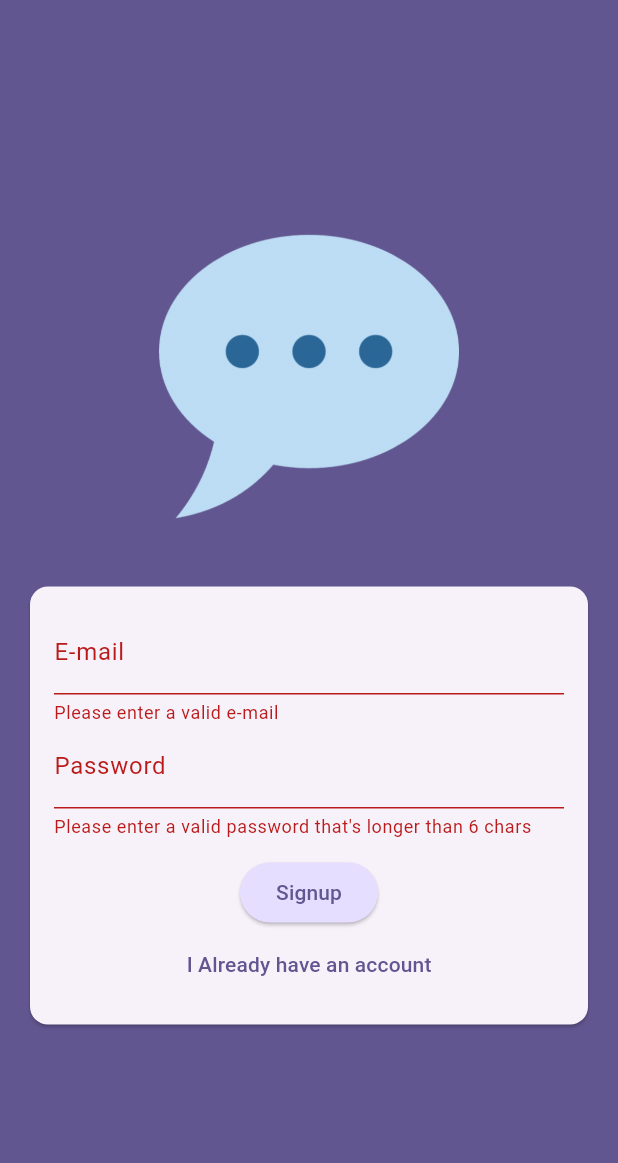
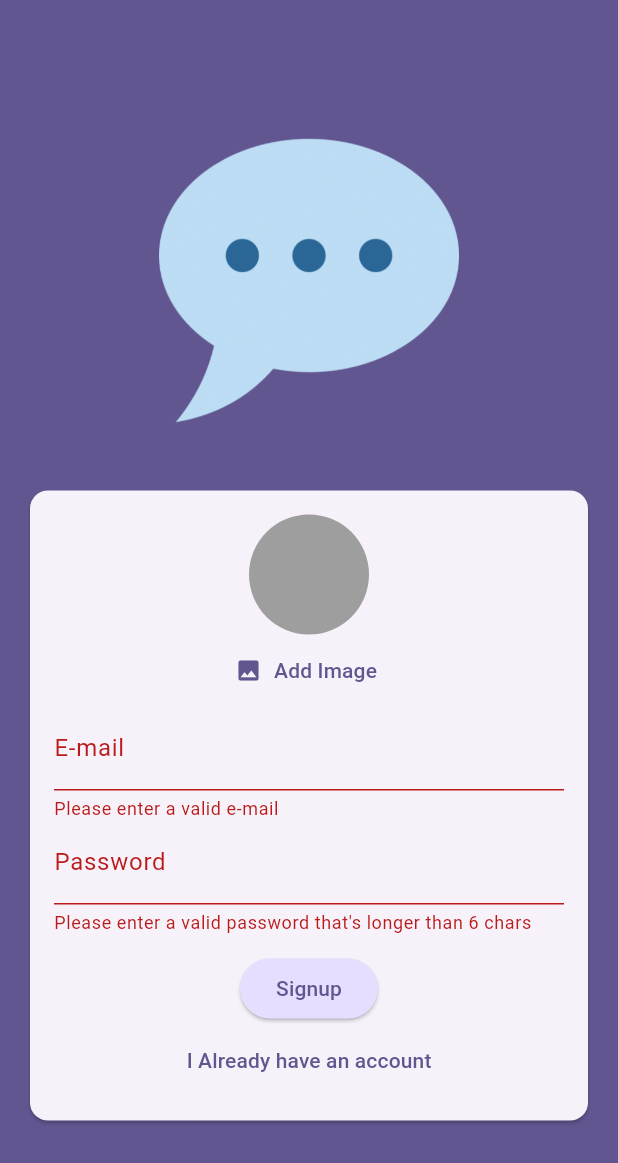
Before and after one commit to RiyadDz22/chat-app, a Flutter app: the screen it shows after launch, after a tap on "Login", after a tap on "Create an account", on a phone screen of 412 x 824 dp. Shown: the top 1163 px of the screen. Run offline on Flutter 3.47's test engine with Material 3 defaults, Android fonts, the phone set to English and light mode, and no system bars; our stand-ins replace firebase_auth, firebase_core, firebase_storage, image_picker; accounts and stored records are empty.

Commit message:
uploading image to firebase

```diff
--- a/lib/main.dart
+++ b/lib/main.dart
@@ -1,7 +1,12 @@
 import 'package:chat_app/firebase_options.dart';
 import 'package:chat_app/screens/auth.dart';
+import 'package:chat_app/screens/chat.dart';
+import 'package:chat_app/screens/splash.dart';
+import 'package:firebase_auth/firebase_auth.dart';
 import 'package:firebase_core/firebase_core.dart';
 import 'package:flutter/material.dart';
+
+final _firebase = FirebaseAuth.instance;
 
 void main() async {
   WidgetsFlutterBinding.ensureInitialized();
@@ -22,7 +27,17 @@ class App extends StatelessWidget {
         colorScheme: ColorScheme.fromSeed(
             seedColor: const Color.fromARGB(255, 63, 17, 177)),
       ),
-      home: const AuthScreen(),
+      home: StreamBuilder(
+          stream: _firebase.authStateChanges(),
+          builder: (ctx, snapshot) {
+            if (snapshot.connectionState == ConnectionState.waiting) {
+              return const SplashScreen();
+            }
+            if (snapshot.hasData) {
+              return const ChatScreen();
+            }
+            return const AuthScreen();
+          }),
     );
   }
 }
--- a/lib/screens/auth.dart
+++ b/lib/screens/auth.dart
@@ -1,4 +1,9 @@
+import 'dart:developer';
+import 'dart:io';
+
+import 'package:chat_app/widgets/user_image_picker.dart';
 import 'package:firebase_auth/firebase_auth.dart';
+import 'package:firebase_storage/firebase_storage.dart';
 import 'package:flutter/material.dart';
 
 final _firebase = FirebaseAuth.instance;
@@ -15,9 +20,11 @@ class _AuthScreenState extends State<AuthScreen> {
   var _entredEmail = '';
   var _entredPassword = '';
   final _form = GlobalKey<FormState>();
+  File? _selectedImage;
+
   void _submit() async {
     final isValid = _form.currentState!.validate();
-    if (!isValid) {
+    if (!isValid || !_isLogin && _selectedImage == null) {
       return;
     }
 
@@ -26,17 +33,24 @@ class _AuthScreenState extends State<AuthScreen> {
       if (_isLogin) {
         final loggedinUser = await _firebase.signInWithEmailAndPassword(
             email: _entredEmail, password: _entredPassword);
-        print(loggedinUser.credential);
       } else {
         final user = await _firebase.createUserWithEmailAndPassword(
           email: _entredEmail,
           password: _entredPassword,
         );
-        print(user.credential);
+        final storageRef = FirebaseStorage.instance
+            .ref()
+            .child('profile_image')
+            .child('${user.user!.uid}.jpeg');
+        await storageRef.putFile(_selectedImage!);
+        final imageUrl = await storageRef.getDownloadURL();
+        log(imageUrl);
       }
     } on FirebaseAuthException catch (e) {
       if (e.code == 'email-already-in-use') {}
-
+      if (!mounted) {
+        return;
+      }
       ScaffoldMessenger.of(context).showSnackBar(
         SnackBar(
           content: Text(
@@ -72,6 +86,12 @@ class _AuthScreenState extends State<AuthScreen> {
                       child: Column(
                         mainAxisSize: MainAxisSize.min,
                         children: [
+                          if (!_isLogin)
+                            UserImagePicker(
+                              onPickImage: (pickedImage) {
+                                _selectedImage = pickedImage;
+                              },
+                            ),
                           TextFormField(
                             decoration: const InputDecoration(
                               labelText: 'E-mail',
--- /dev/null
+++ b/lib/screens/splash.dart
@@ -0,0 +1,17 @@
+import 'package:flutter/material.dart';
+
+class SplashScreen extends StatelessWidget {
+  const SplashScreen({super.key});
+
+  @override
+  Widget build(BuildContext context) {
+    return Scaffold(
+      appBar: AppBar(
+        title: const Text('Chat'),
+      ),
+      body: const Center(
+        child: CircularProgressIndicator(),
+      ),
+    );
+  }
+}
--- /dev/null
+++ b/lib/widgets/user_image_picker.dart
@@ -0,0 +1,52 @@
+import 'dart:io';
+
+import 'package:flutter/material.dart';
+import 'package:image_picker/image_picker.dart';
+
+class UserImagePicker extends StatefulWidget {
+  const UserImagePicker({super.key, required this.onPickImage});
+  final void Function(File pickedImage) onPickImage;
+
+  @override
+  State<UserImagePicker> createState() => _UserImagePickerState();
+}
+
+class _UserImagePickerState extends State<UserImagePicker> {
+  File? _pickedImageFile;
+  void _pickImage() async {
+    final pickedImage = await ImagePicker().pickImage(
+      source: ImageSource.gallery,
+      imageQuality: 50,
+      maxWidth: 150,
+    );
+    if (pickedImage == null) {
+      return;
+    }
+    setState(() {
+      _pickedImageFile = File(pickedImage.path);
+    });
+    widget.onPickImage(_pickedImageFile!);
+  }
+
+  @override
+  Widget build(BuildContext context) {
+    return Column(
+      children: [
+        CircleAvatar(
+          radius: 40,
+          backgroundColor: Colors.grey,
+          foregroundImage:
+              _pickedImageFile != null ? FileImage(_pickedImageFile!) : null,
+        ),
+        TextButton.icon(
+          onPressed: _pickImage,
+          icon: const Icon(Icons.image),
+          label: Text(
+            'Add Image',
+            style: TextStyle(color: Theme.of(context).colorScheme.primary),
+          ),
+        ),
+      ],
+    );
+  }
+}
--- a/pubspec.yaml
+++ b/pubspec.yaml
@@ -37,6 +37,8 @@ dependencies:
   cupertino_icons: ^1.0.2
   firebase_core: ^2.25.4
   firebase_auth: ^4.17.4
+  firebase_storage: ^11.6.6
+  image_picker: ^1.0.7
 
 dev_dependencies:
   flutter_test:
```
Also changed, not shown: lib/screens/chat.dart (+26 -0 lines), pubspec.lock, 6 other files.
